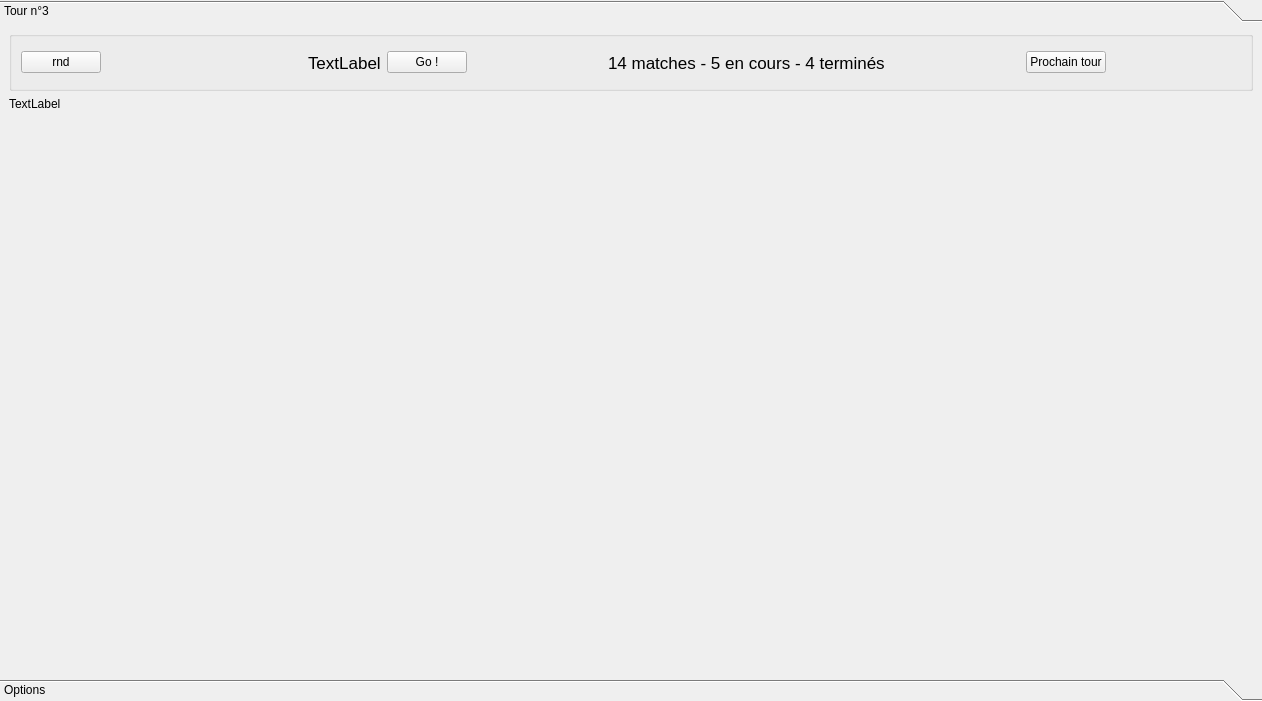
The window that ui/RoundWidget.ui (dsarrut/badminapp) describes before a commit, drawn with Qt 5.
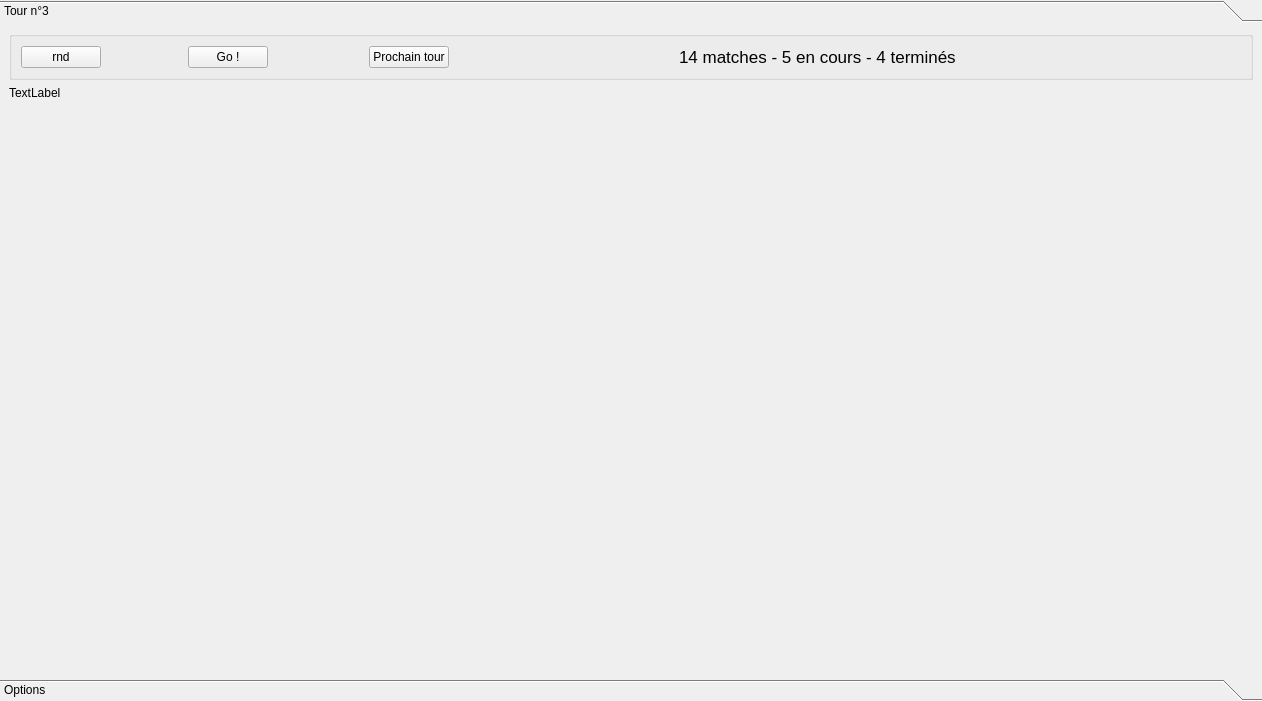
The same window after the commit.

What changed in the file:
```diff
--- a/ui/RoundWidget.ui
+++ b/ui/RoundWidget.ui
@@ -79,51 +79,6 @@
             </property>
            </spacer>
           </item>
-          <item>
-           <widget class="QLabel" name="label_left">
-            <property name="text">
-             <string/>
-            </property>
-           </widget>
-          </item>
-          <item>
-           <spacer name="verticalSpacer">
-            <property name="orientation">
-             <enum>Qt::Vertical</enum>
-            </property>
-            <property name="sizeHint" stdset="0">
-             <size>
-              <width>20</width>
-              <height>40</height>
-             </size>
-            </property>
-           </spacer>
-          </item>
-          <item>
-           <spacer name="horizontalSpacer">
-            <property name="orientation">
-             <enum>Qt::Horizontal</enum>
-            </property>
-            <property name="sizeHint" stdset="0">
-             <size>
-              <width>143</width>
-              <height>13</height>
-             </size>
-            </property>
-           </spacer>
-          </item>
-          <item>
-           <widget class="QLabel" name="label_player">
-            <property name="font">
-             <font>
-              <pointsize>13</pointsize>
-             </font>
-            </property>
-            <property name="text">
-             <string>TextLabel</string>
-            </property>
-           </widget>
-          </item>
           <item>
            <widget class="QPushButton" name="button_random">
             <property name="text">
@@ -131,6 +86,33 @@
             </property>
            </widget>
           </item>
+          <item>
+           <spacer name="horizontalSpacer_6">
+            <property name="orientation">
+             <enum>Qt::Horizontal</enum>
+            </property>
+            <property name="sizeHint" stdset="0">
+             <size>
+              <width>40</width>
+              <height>20</height>
+             </size>
+            </property>
+           </spacer>
+          </item>
+          <item>
+           <widget class="QLabel" name="label_left">
+            <property name="text">
+             <string/>
+            </property>
+           </widget>
+          </item>
+          <item>
+           <widget class="QPushButton" name="button_next_round">
+            <property name="text">
+             <string>Prochain tour</string>
+            </property>
+           </widget>
+          </item>
           <item>
            <spacer name="horizontalSpacer_3">
             <property name="orientation">
@@ -144,6 +126,19 @@
             </property>
            </spacer>
           </item>
+          <item>
+           <spacer name="horizontalSpacer">
+            <property name="orientation">
+             <enum>Qt::Horizontal</enum>
+            </property>
+            <property name="sizeHint" stdset="0">
+             <size>
+              <width>40</width>
+              <height>20</height>
+             </size>
+            </property>
+           </spacer>
+          </item>
           <item>
            <widget class="QLabel" name="label_center">
             <property name="font">
@@ -169,13 +164,6 @@
             </property>
            </spacer>
           </item>
-          <item>
-           <widget class="QPushButton" name="button_next_round">
-            <property name="text">
-             <string>Prochain tour</string>
-            </property>
-           </widget>
-          </item>
           <item>
            <spacer name="horizontalSpacer_2">
             <property name="orientation">
```
